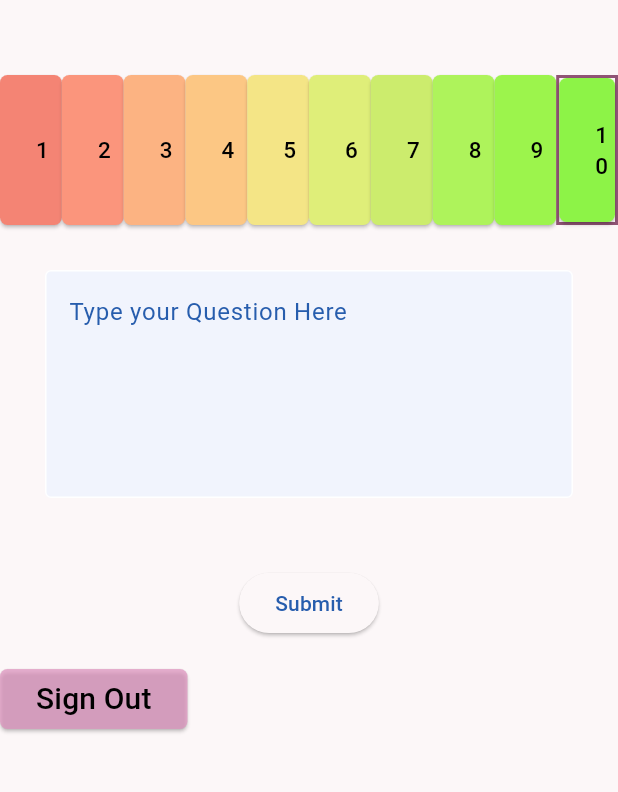
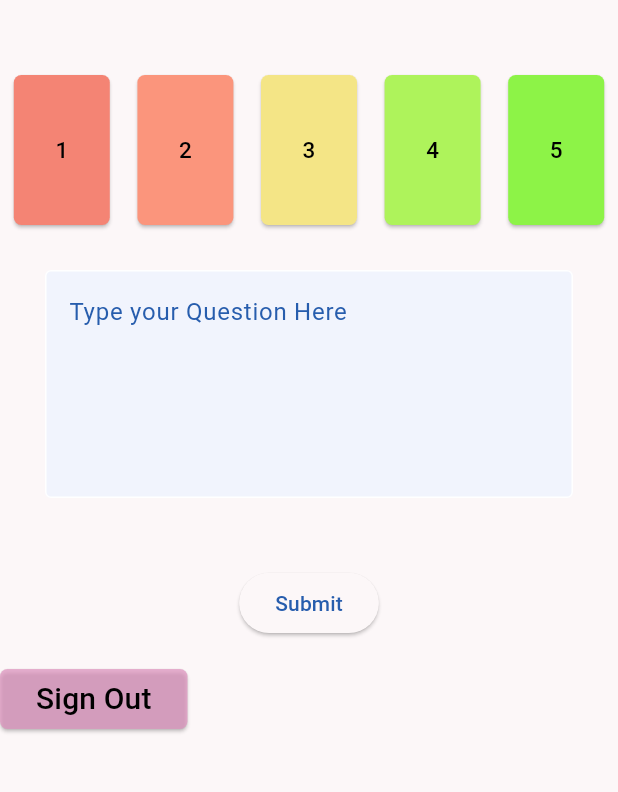
Before and after one commit to Kgo222/ClassroomClarity, a Flutter app: the HomePage screen opened directly, on a phone screen of 412 x 824 dp, the part 84-876 px from its top. Run offline on Flutter 3.47's test engine with Material 3 defaults, Android fonts, the phone set to English and light mode, and no system bars; our stand-ins replace flutter_blue_plus.

Commit message:
Update button to 1-5

```diff
--- a/code/classroom_clarity_app/lib/homepage.dart
+++ b/code/classroom_clarity_app/lib/homepage.dart
@@ -61,7 +61,7 @@ class _HomePageState extends State<HomePage> {
                           //ENGAGEMENT BUTTON 3
                           EngagementButton(
                             level: 3,
-                            color: AppColors.red3,  // Assign specific color from AppColors
+                            color: AppColors.yellow1,  // Assign specific color from AppColors
                             isSelected: engagementLevel == 3,
                             onPressed: () {
                               setState(() {
@@ -72,7 +72,7 @@ class _HomePageState extends State<HomePage> {
                           //ENGAGEMENT BUTTON 4
                           EngagementButton(
                             level: 4,
-                            color: AppColors.red4,  // Assign specific color from AppColors
+                            color: AppColors.green1,  // Assign specific color from AppColors
                             isSelected: engagementLevel == 4,
                             onPressed: () {
                               setState(() {
@@ -83,66 +83,11 @@ class _HomePageState extends State<HomePage> {
                           //ENGAGEMENT BUTTON 5
                           EngagementButton(
                             level: 5,
-                            color: AppColors.yellow1,  // Assign specific color from AppColors
+                            color: AppColors.green2,  // Assign specific color from AppColors
                             isSelected: engagementLevel == 5,
                             onPressed: () {
                               setState(() {
                                 engagementLevel = 5;
-                              });
-                            },
-                          ),
-                          //ENGAGEMENT BUTTON 6
-                          EngagementButton(
-                            level: 6,
-                            color: AppColors.yellow2,  // Assign specific color from AppColors
-                            isSelected: engagementLevel == 6,
-                            onPressed: () {
-                              setState(() {
-                                engagementLevel = 6;
-                              });
-                            },
-                          ),
-                          //ENGAGEMENT BUTTON 7
-                          EngagementButton(
-                            level: 7,
-                            color: AppColors.yellow3,  // Assign specific color from AppColors
-                            isSelected: engagementLevel == 7,
-                            onPressed: () {
-                              setState(() {
-                                engagementLevel = 7;
-                              });
-                            },
-                          ),
-                          //ENGAGEMENT BUTTON 8
-                          EngagementButton(
-                            level: 8,
-                            color: AppColors.green1,  // Assign specific color from AppColors
-                            isSelected: engagementLevel == 8,
-                            onPressed: () {
-                              setState(() {
-                                engagementLevel = 8;
-                              });
-                            },
-                          ),
-                          //ENGAGEMENT BUTTON 9
-                          EngagementButton(
-                            level: 9,
-                            color: AppColors.green2,  // Assign specific color from AppColors
-                            isSelected: engagementLevel == 9,
-                            onPressed: () {
-                              setState(() {
-                                engagementLevel = 9;
-                              });
-                            },
-                          ),
-                          //ENGAGEMENT BUTTON 10
-                          EngagementButton(
-                            level: 10,
-                            color: AppColors.green3,  // Assign specific color from AppColors
-                            isSelected: engagementLevel == 10,
-                            onPressed: () {
-                              setState(() {
-                                engagementLevel = 10;
                               });
                             },
                           ),
--- a/code/classroom_clarity_app/lib/theme.dart
+++ b/code/classroom_clarity_app/lib/theme.dart
@@ -26,14 +26,9 @@ class AppColors {
   // RYG Gradient
   static const Color red1 = Color(0xfff48474);
   static const Color red2 = Color(0xfffb957c);
-  static const Color red3 = Color(0xfffcb382);
-  static const Color red4 = Color(0xfffcc784);
   static const Color yellow1 = Color(0xfff4e586);
-  static const Color yellow2 = Color(0xffdfee79);
-  static const Color yellow3 = Color(0xffccec6d);
   static const Color green1 = Color(0xffaef35b);
-  static const Color green2 = Color(0xff9cf44c);
-  static const Color green3 = Color(0xff8df347);
+  static const Color green2 = Color(0xff8df347);
 
 }
 
```
